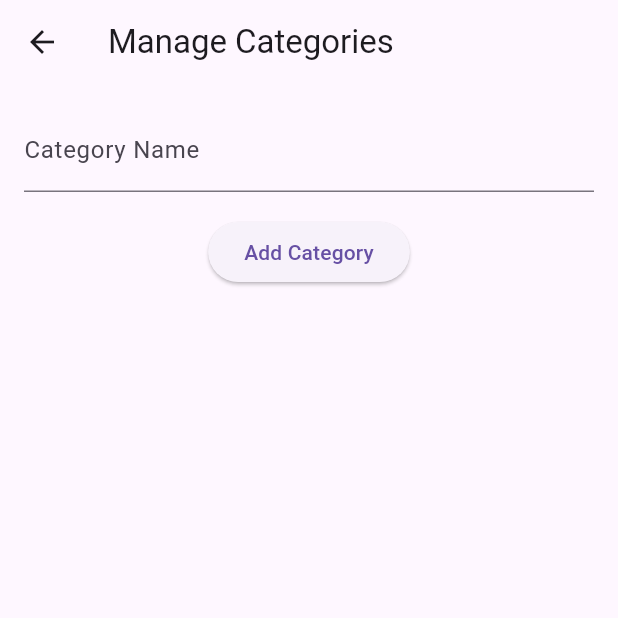
After one commit to baviiii/Budget_tracker, a Flutter app: the CategoryScreen screen opened directly, on a phone screen of 412 x 824 dp, the top half of it. The commit adds this screen. Run offline on Flutter 3.47's test engine with Material 3 defaults, Android fonts, the phone set to English and light mode, and no system bars; our stand-ins replace fl_chart, hive, shared_preferences; accounts and stored records are empty; generated files the repository leaves out were written again.

```diff
--- a/lib/main.dart
+++ b/lib/main.dart
@@ -2,10 +2,12 @@ import 'package:flutter/material.dart';
 import 'screens/home_screen.dart';
 
 void main() {
-  runApp(MyApp());
+  runApp(const MyApp());
 }
 
 class MyApp extends StatelessWidget {
+  const MyApp({super.key});
+
   @override
   Widget build(BuildContext context) {
     return MaterialApp(
@@ -14,7 +16,7 @@ class MyApp extends StatelessWidget {
         primarySwatch: Colors.blue,
         visualDensity: VisualDensity.adaptivePlatformDensity,
       ),
-      home: HomeScreen(),
+      home: const HomeScreen(),
     );
   }
 }
--- /dev/null
+++ b/lib/models/category.dart
@@ -0,0 +1,11 @@
+import 'package:hive/hive.dart';
+
+part 'category.g.dart';
+
+@HiveType(typeId: 1)
+class Category extends HiveObject {
+  @HiveField(0)
+  final String name;
+
+  Category(this.name);
+}
--- /dev/null
+++ b/lib/screens/category_screen.dart
@@ -0,0 +1,60 @@
+import 'package:flutter/material.dart';
+import '../models/category.dart';
+
+class CategoryScreen extends StatefulWidget {
+  const CategoryScreen({super.key});
+
+  @override
+  _CategoryScreenState createState() => _CategoryScreenState();
+}
+
+class _CategoryScreenState extends State<CategoryScreen> {
+  final _categoryController = TextEditingController();
+  final List<Category> _categories = [];
+
+  void _addCategory() {
+    final name = _categoryController.text;
+    if (name.isEmpty) return;
+
+    setState(() {
+      _categories.add(Category(name));
+    });
+
+    _categoryController.clear();
+  }
+
+  @override
+  Widget build(BuildContext context) {
+    return Scaffold(
+      appBar: AppBar(
+        title: const Text('Manage Categories'),
+      ),
+      body: Column(
+        children: <Widget>[
+          Padding(
+            padding: const EdgeInsets.all(16.0),
+            child: TextField(
+              controller: _categoryController,
+              decoration: const InputDecoration(labelText: 'Category Name'),
+            ),
+          ),
+          ElevatedButton(
+            onPressed: _addCategory,
+            child: const Text('Add Category'),
+          ),
+          Expanded(
+            child: ListView.builder(
+              itemCount: _categories.length,
+              itemBuilder: (ctx, index) {
+                final category = _categories[index];
+                return ListTile(
+                  title: Text(category.name),
+                );
+              },
+            ),
+          ),
+        ],
+      ),
+    );
+  }
+}
--- a/lib/screens/chart_screen.dart
+++ b/lib/screens/chart_screen.dart
@@ -5,13 +5,13 @@ import '../widgets/spending_chart.dart'; // Adjust the import based on your file
 class ChartScreen extends StatelessWidget {
   final List<BudgetEntry> entries;
 
-  ChartScreen({required this.entries});
+  const ChartScreen({super.key, required this.entries});
 
   @override
   Widget build(BuildContext context) {
     return Scaffold(
       appBar: AppBar(
-        title: Text('Spending Chart'),
+        title: const Text('Spending Chart'),
       ),
       body: Padding(
         padding: const EdgeInsets.all(16.0),
```
Also changed, not shown: lib/models/budget_entry.dart (+19 -1 lines), lib/screens/home_screen.dart (+145 -13 lines), lib/widgets/spending_chart.dart (+8 -8 lines), pubspec.yaml (+5 -7 lines), pubspec.lock, 1 other file.
